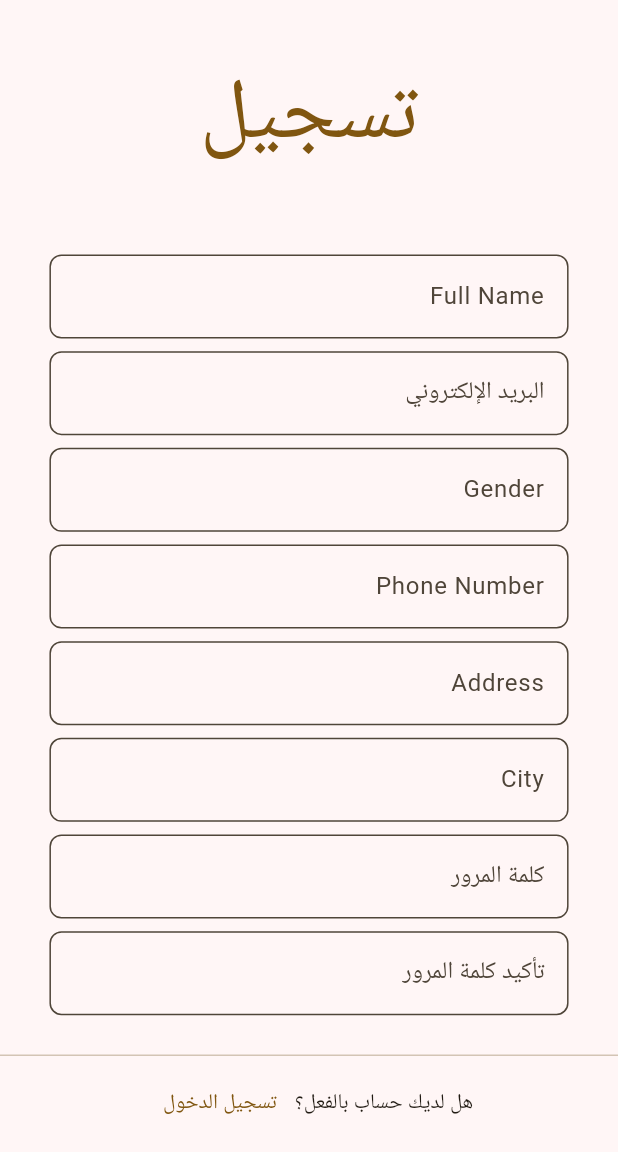
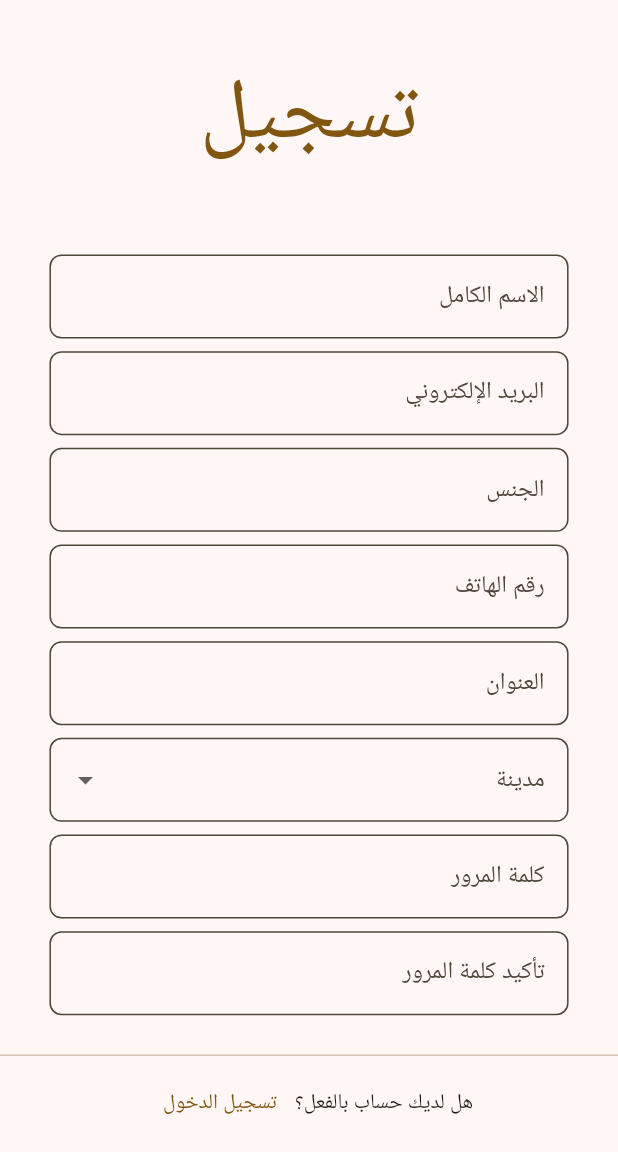
Before and after one commit to Muhammad-Abubakr/ilayki, a Flutter app: the RegisterScreen screen opened by its route, on a phone screen of 412 x 824 dp, the part 84-1236 px from its top. Run offline on Flutter 3.47's test engine with Material 2 defaults, Android fonts, the phone set to English and light mode, and no system bars; our stand-ins replace bloc, equatable, firebase_auth, firebase_core, firebase_database, firebase_storage and 4 more; accounts and stored records are empty; generated files the repository leaves out were written again; network calls fail.

Commit message:
feat: Adds Launcher Icons and Completes remaining Localizations

```diff
--- a/lib/blocs/user/user_bloc.dart
+++ b/lib/blocs/user/user_bloc.dart
@@ -203,12 +203,8 @@ class UserBloc extends Bloc<UserEvent, UserState> {
       }
 
       // In case of error while registering on Signing in
-    } on FirebaseAuthException catch (e) {
+    } on FirebaseException catch (e) {
       emit(UserUpdate(state: UserStates.error, error: e));
-    } catch (e) {
-      if (kDebugMode) {
-        print(e);
-      }
     }
   }
 
--- a/lib/blocs/user/user_state.dart
+++ b/lib/blocs/user/user_state.dart
@@ -27,7 +27,7 @@ abstract class UserState {
   // Firebase User instance
   final User? user;
   final UserStates state;
-  final FirebaseAuthException? error;
+  final FirebaseException? error;
 
   // Constructor for UserState,
   // takes in one Named Parameter: user of type FirebaseAuth.User
@@ -44,6 +44,6 @@ class UserInitial extends UserState {
 /* Updated State of the User Bloc */
 class UserUpdate extends UserState {
   const UserUpdate(
-      {User? user, required UserStates state, FirebaseAuthException? error})
+      {User? user, required UserStates state, FirebaseException? error})
       : super(user: user, state: state, error: error);
 }
--- a/lib/l10n/app_ar.arb
+++ b/lib/l10n/app_ar.arb
@@ -4,7 +4,24 @@
     "@home": {
         "description" : "الانتقال إلى شاشة الرئيسية"
     },
-    "updates": "التحديثات",
+  "fullName": "الاسم الكامل",
+  "@fullName": {
+    "description": "الاسم الكامل للمستخدم"
+  },
+  "gender": "الجنس",
+  "phoneNumber": "رقم الهاتف",
+  "address": "العنوان",
+  "city": "مدينة",
+  "addAProfilePicture": "أضف صورة ملف تعريف",
+  "addYourIdCardPicture": "أضف صورة بطاقة الهوية الخاصة بك",
+  "anEmailSentTo" : "تم إرسال بريد إلكتروني إلى",
+  "followLinkAndVerify" : "يرجى متابعة الرابط للتحقق. وإلا، لن تكون لديك وصول إلى التطبيق.",
+  "confirmBeforeLogging" : "الرجاء تأكيد عنوان بريدك الإلكتروني قبل تسجيل الدخول.",
+  "somethingWentWrong" : "حدث خطأ ما! يرجى المحاولة مرة أخرى بعد فترة من الزمن.",
+  "backToLogin" : "العودة إلى تسجيل الدخول",
+  "requests" : "الطلبات",
+
+  "updates": "التحديثات",
     "@updates": {
         "description" : "الانتقال إلى شاشة التحديثات"
     },
--- a/lib/models/user.dart
+++ b/lib/models/user.dart
@@ -3,6 +3,68 @@ import 'dart:convert';
 import 'package:flutter/foundation.dart';
 
 import '../blocs/user/user_bloc.dart';
+
+typedef City = String;
+List<City> cities = <String>[
+  "Adrar",
+  "Chlef",
+  "Laghouat",
+  "Oum El Bouaghi",
+  "Batna",
+  "Bejaia",
+  "Biskra",
+  "Bechar",
+  "Blida",
+  "Bouira",
+  "Tamanrasset",
+  "Tebessa",
+  "Tlemcen",
+  "Tiaret",
+  "Tizi Ouazou",
+  "Alger",
+  "Djelfa",
+  "Jijel",
+  "Setif",
+  "Saida",
+  "Skikda",
+  "Sidi Bel Abbes",
+  "Annaba",
+  "Guelma",
+  "constantine",
+  "Medea",
+  "Mostaganem",
+  "M'Sila",
+  "Mascara",
+  "Ouargla",
+  "Oran",
+  "El Bayadh",
+  "Illizi",
+  "Bordj Bou Arreridj",
+  "Boumerdes",
+  "El Taref",
+  "Tindouf",
+  "Tissemsilt",
+  "El Oued",
+  "Khenchela",
+  "Souk Ahras",
+  "Tipaza",
+  "Mila",
+  "Ain Defla",
+  "Naama",
+  "Ain Temouchent",
+  "Ghardaia",
+  "Relizane",
+  "Timimoun",
+  "Bordj Badji Mokhtar",
+  "Ouled Djellal",
+  "Beni Abbes",
+  "In Salah",
+  "In Guezzam",
+  "Touggourt",
+  "Djanet",
+  "El M'Ghair",
+  "El Meniaa",
+];
 
 class User {
   /* Attributes */
@@ -11,7 +73,7 @@ class User {
   final String phoneNumber;
   final String idCard;
   final String address;
-  final String city;
+  final City city;
   final String gender;
   final String uid;
   final UserRoles role;
--- a/lib/screens/auth/register_screen.dart
+++ b/lib/screens/auth/register_screen.dart
@@ -9,6 +9,7 @@ import 'package:ilayki/screens/auth/email_verification_screen.dart';
 import 'package:image_picker/image_picker.dart';
 
 import '../../blocs/user/user_bloc.dart';
+import '../../models/user.dart';
 import 'login_screen.dart';
 
 class RegisterScreen extends StatefulWidget {
@@ -29,10 +30,10 @@ class _RegisterScreenState extends State<RegisterScreen> {
   final _imagePicker = ImagePicker();
 
   // Text Field Controllers
+  City? _city;
   final TextEditingController _nameController = TextEditingController();
   final TextEditingController _phoneNumberController = TextEditingController();
   final TextEditingController _addressController = TextEditingController();
-  final TextEditingController _cityController = TextEditingController();
   final TextEditingController _genderController = TextEditingController();
   final TextEditingController _emailController = TextEditingController();
   final TextEditingController _passwordController = TextEditingController();
@@ -117,8 +118,8 @@ class _RegisterScreenState extends State<RegisterScreen> {
                   TextField(
                     controller: _nameController,
                     keyboardType: TextInputType.name,
-                    decoration: const InputDecoration(
-                      label: Text("Full Name"),
+                    decoration: InputDecoration(
+                      label: Text(AppLocalizations.of(context)!.fullName),
                     ),
                   ),
 
@@ -137,8 +138,8 @@ class _RegisterScreenState extends State<RegisterScreen> {
                   TextField(
                     controller: _genderController,
                     keyboardType: TextInputType.text,
-                    decoration: const InputDecoration(
-                      label: Text("Gender"),
+                    decoration: InputDecoration(
+                      label: Text(AppLocalizations.of(context)!.gender),
                     ),
                   ),
 
@@ -147,8 +148,8 @@ class _RegisterScreenState extends State<RegisterScreen> {
                   TextField(
                     controller: _phoneNumberController,
                     keyboardType: TextInputType.phone,
-                    decoration: const InputDecoration(
-                      label: Text("Phone Number"),
+                    decoration: InputDecoration(
+                      label: Text(AppLocalizations.of(context)!.phoneNumber),
                     ),
                   ),
 
@@ -157,19 +158,25 @@ class _RegisterScreenState extends State<RegisterScreen> {
                   TextField(
                     controller: _addressController,
                     keyboardType: TextInputType.streetAddress,
-                    decoration: const InputDecoration(
-                      label: Text("Address"),
+                    decoration: InputDecoration(
+                      label: Text(AppLocalizations.of(context)!.address),
                     ),
                   ),
 
                   /// city
                   SizedBox(height: 24.h),
-                  TextField(
-                    controller: _cityController,
-                    keyboardType: TextInputType.text,
-                    decoration: const InputDecoration(
-                      label: Text("City"),
+                  DropdownButtonFormField(
+                    decoration: InputDecoration(
+                      label: Text(AppLocalizations.of(context)!.city),
                     ),
+                    items: cities
+                        .map((e) => DropdownMenuItem(
+                              value: e,
+                              child: Text(e),
+                            ))
+                        .toList(),
+                    onChanged: (e) => setState(() => _city = e),
+                    value: _city,
                   ),
 
                   /// Password
@@ -200,7 +207,8 @@ class _RegisterScreenState extends State<RegisterScreen> {
                   Padding(
                     padding: EdgeInsets.symmetric(vertical: 64.0.sp),
                     child: Text(
-                      "Add a Profile Picture",
+                      textAlign: TextAlign.center,
+                      AppLocalizations.of(context)!.addAProfilePicture,
                       style: TextStyle(fontSize: 64.sp),
                     ),
                   ),
@@ -261,7 +269,8 @@ class _RegisterScreenState extends State<RegisterScreen> {
                   Padding(
                     padding: EdgeInsets.symmetric(vertical: 64.0.sp),
                     child: Text(
-                      "Add your ID Card Picture",
+                      AppLocalizations.of(context)!.addYourIdCardPicture,
+                      textAlign: TextAlign.center,
                       style: TextStyle(fontSize: 64.sp),
                     ),
                   ),
@@ -336,7 +345,7 @@ class _RegisterScreenState extends State<RegisterScreen> {
                               _genderController.text.isEmpty ||
                               _addressController.text.isEmpty ||
                               _phoneNumberController.text.isEmpty ||
-                              _cityController.text.isEmpty ||
+                              _city == null ||
                               _idCard == null ||
                               _pfp == null) {
                             /* else show the snackbar saying passwords dont match */
@@ -368,7 +377,7 @@ class _RegisterScreenState extends State<RegisterScreen> {
                                 password: _passwordController.text.trim(),
                                 gender: _genderController.text.trim(),
                                 address: _addressController.text.trim(),
-                                city: _cityController.text.trim(),
+                                city: _city.toString(),
                                 phoneNumber: _phoneNumberController.text.trim(),
                                 xFile: _pfp!,
                                 idCard: _idCard!,
@@ -392,7 +401,7 @@ class _RegisterScreenState extends State<RegisterScreen> {
                               _genderController.text.isEmpty ||
                               _addressController.text.isEmpty ||
                               _phoneNumberController.text.isEmpty ||
-                              _cityController.text.isEmpty ||
+                              _city == null ||
                               _idCard == null ||
                               _pfp == null) {
                             /* else show the snackbar saying passwords dont match */
@@ -424,7 +433,7 @@ class _RegisterScreenState extends State<RegisterScreen> {
                                 password: _passwordController.text.trim(),
                                 gender: _genderController.text.trim(),
                                 address: _addressController.text.trim(),
-                                city: _cityController.text.trim(),
+                                city: _city.toString(),
                                 phoneNumber: _phoneNumberController.text.trim(),
                                 xFile: _pfp!,
                                 idCard: _idCard!,
--- a/lib/screens/home/order_requests_screen.dart
+++ b/lib/screens/home/order_requests_screen.dart
@@ -18,7 +18,9 @@ class OrderRequestsScreen extends StatelessWidget {
     //  cubits
     final UserbaseCubit userbaseCubit = context.watch<UserbaseCubit>();
     final RequestsCubit requestsCubit = context.watch<RequestsCubit>();
-    final requests = requestsCubit.state.requests;
+    var requests = requestsCubit.state.requests;
+    requests.sort((a, b) => a.time.compareTo(b.time));
+    requests = requests.reversed.toList();
 
     return requests.isEmpty
         ? Center(
@@ -85,7 +87,6 @@ Widget _buildAcceptanceOrDenialWidget(
     /* Buyer name */
     title: Text(
       "Ref#${request.productId}",
-      textDirection: TextDirection.ltr,
       style: const TextStyle(fontWeight: FontWeight.w600),
     ),
 
```
Also changed, not shown: lib/app.dart (+1 -8 lines), lib/l10n/app_en.arb (+16 -0 lines), lib/l10n/app_fr.arb (+18 -0 lines), lib/screens/auth/email_verification_screen.dart (+12 -17 lines), lib/screens/auth/login_screen.dart (+12 -6 lines), lib/screens/home/notifications_page.dart (+7 -9 lines), lib/screens/home/updates_page.dart (+16 -6 lines), pubspec.yaml (+7 -0 lines), lib/assets/icons/ilayki_launcher_icon.png (added), pubspec.lock, 27 other files.
